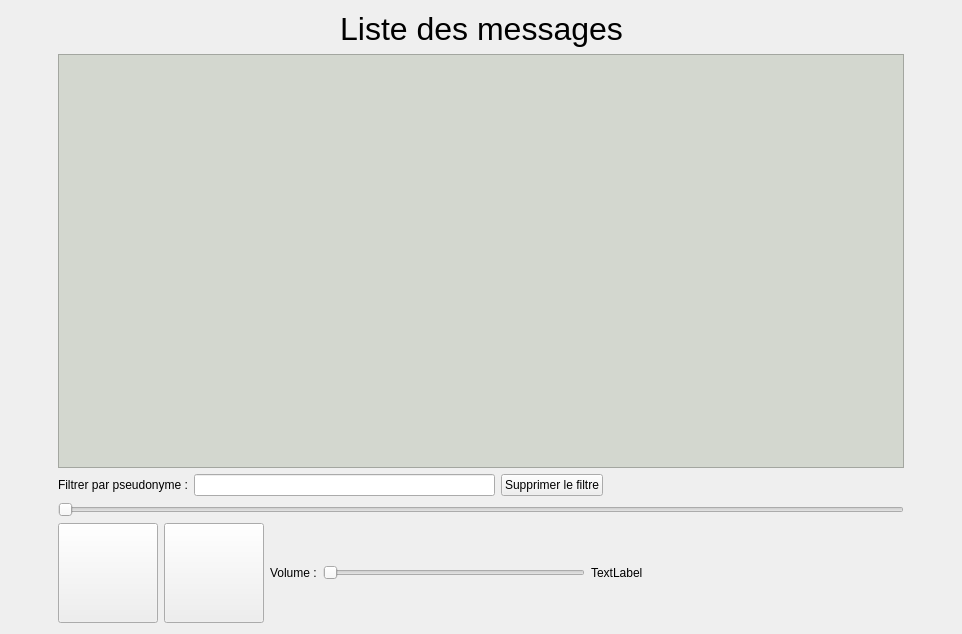
First picture: the form in src/mainwindow.ui, repository max22-/loan, before the edit.
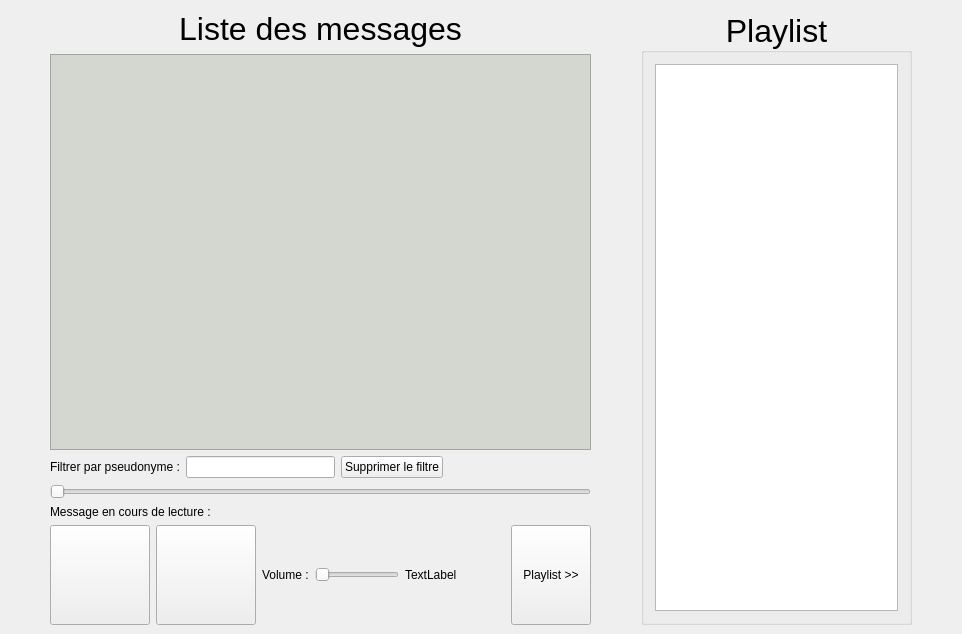
Second picture: the form after the edit. Icons and pictures are not drawn. Custom widgets are drawn as their Qt base class.

Commit message: Création d'une classe MediaPlayerWrapper pour gérer la playlist

Diff of the .ui file:
```diff
--- a/src/mainwindow.ui
+++ b/src/mainwindow.ui
@@ -1266,20 +1266,19 @@
        </layout>
       </widget>
       <widget class="QWidget" name="listenPage">
-       <layout class="QHBoxLayout" name="horizontalLayout_33" stretch="5,90,5">
-        <item>
-         <spacer name="horizontalSpacer_48">
-          <property name="orientation">
-           <enum>Qt::Horizontal</enum>
-          </property>
-          <property name="sizeHint" stdset="0">
-           <size>
-            <width>44</width>
-            <height>20</height>
-           </size>
-          </property>
-         </spacer>
-        </item>
+       <layout class="QHBoxLayout" name="horizontalLayout_33" stretch="66,33">
+        <property name="spacing">
+         <number>50</number>
+        </property>
+        <property name="leftMargin">
+         <number>50</number>
+        </property>
+        <property name="rightMargin">
+         <number>50</number>
+        </property>
+        <property name="bottomMargin">
+         <number>9</number>
+        </property>
         <item>
          <layout class="QVBoxLayout" name="verticalLayout_11">
           <item>
@@ -1385,6 +1384,13 @@
             </item>
            </layout>
           </item>
+          <item>
+           <widget class="QLabel" name="currentPlayingMessageLabel">
+            <property name="text">
+             <string>Message en cours de lecture : </string>
+            </property>
+           </widget>
+          </item>
           <item>
            <layout class="QHBoxLayout" name="horizontalLayout_32">
             <item>
@@ -1498,22 +1504,42 @@
               </property>
              </spacer>
             </item>
+            <item>
+             <widget class="QPushButton" name="togglePlaylistButton">
+              <property name="sizePolicy">
+               <sizepolicy hsizetype="Preferred" vsizetype="Preferred">
+                <horstretch>0</horstretch>
+                <verstretch>0</verstretch>
+               </sizepolicy>
+              </property>
+              <property name="text">
+               <string>Playlist &gt;&gt;</string>
+              </property>
+             </widget>
+            </item>
            </layout>
           </item>
          </layout>
         </item>
         <item>
-         <spacer name="horizontalSpacer_49">
-          <property name="orientation">
-           <enum>Qt::Horizontal</enum>
+         <widget class="QGroupBox" name="playlist">
+          <property name="font">
+           <font>
+            <pointsize>24</pointsize>
+           </font>
           </property>
-          <property name="sizeHint" stdset="0">
-           <size>
-            <width>44</width>
-            <height>20</height>
-           </size>
+          <property name="title">
+           <string>Playlist</string>
           </property>
-         </spacer>
+          <property name="alignment">
+           <set>Qt::AlignCenter</set>
+          </property>
+          <layout class="QVBoxLayout" name="verticalLayout_7">
+           <item>
+            <widget class="QListView" name="playlistView"/>
+           </item>
+          </layout>
+         </widget>
         </item>
        </layout>
       </widget>
```
The commit also changes 6 other files.
